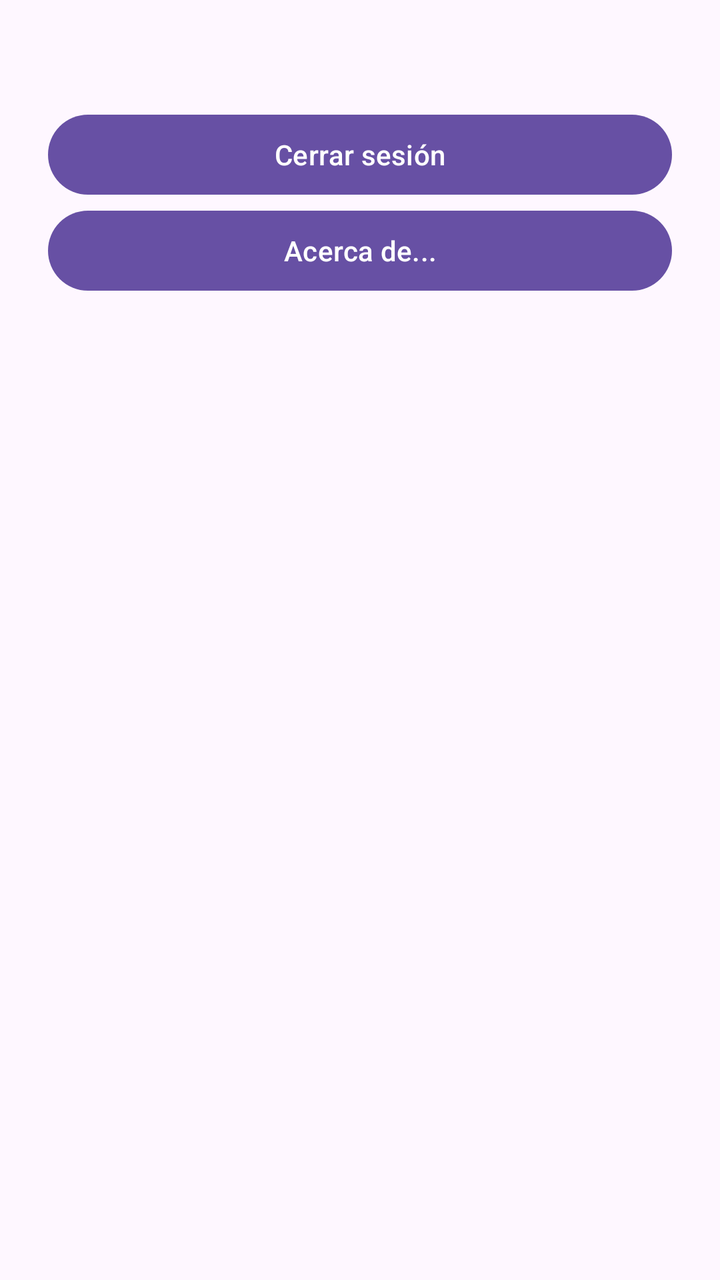
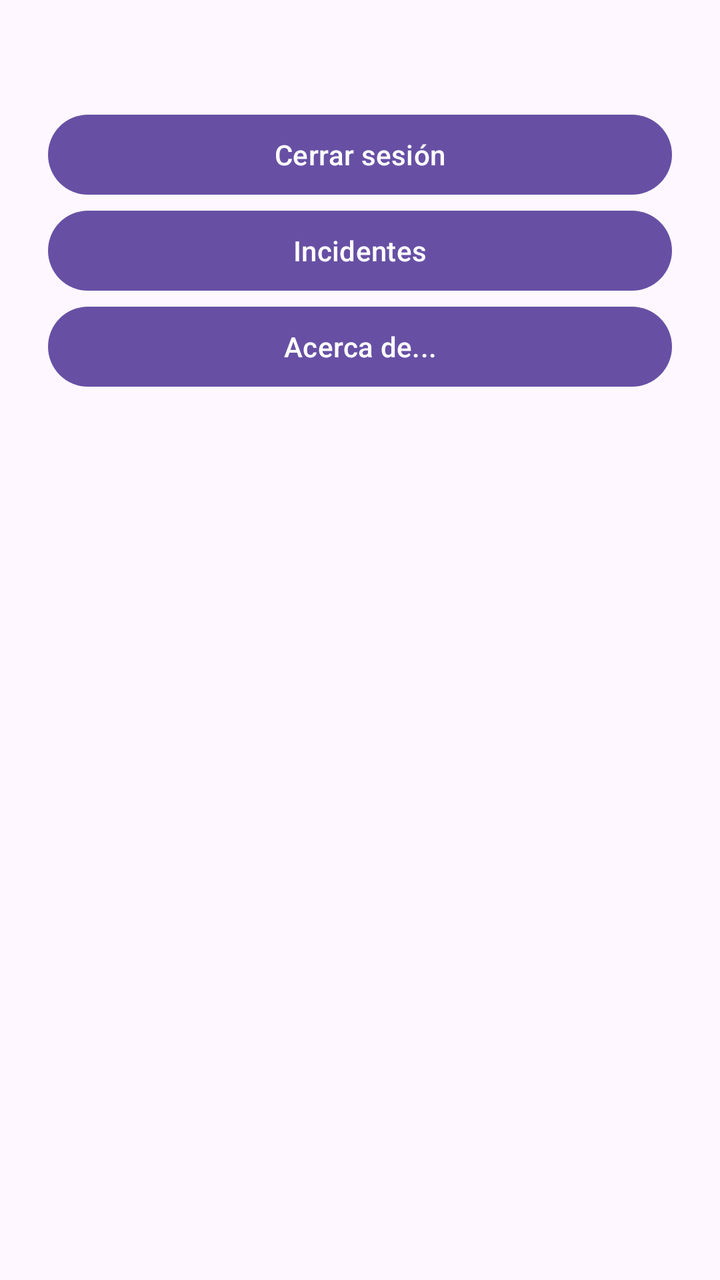

An Android layout rendered at two revisions. The XML below is the earlier revision; the diff shows what the commit changed to produce the second picture.
<!-- AndroidManifest.xml: application theme Theme.ReportAR -->
<!-- res/layout/fragment_user_menu.xml -->
<?xml version="1.0" encoding="utf-8"?>
<LinearLayout
    xmlns:android="http://schemas.android.com/apk/res/android"
    android:layout_width="match_parent"
    android:layout_height="match_parent"
    android:orientation="vertical"
    android:padding="24dp">

    <TextView
        android:id="@+id/tvUser"
        android:layout_width="wrap_content"
        android:layout_height="wrap_content"
        android:textSize="22sp"
        android:textStyle="bold" />

    <Button
        android:id="@+id/btnLogout"
        android:layout_width="match_parent"
        android:layout_height="wrap_content"
        android:text="Cerrar sesión"/>

    <Button
        android:id="@+id/btnInfo"
        android:layout_width="match_parent"
        android:layout_height="wrap_content"
        android:text="Acerca de..."/>
</LinearLayout>
<!-- resources referenced by this layout -->
<resources>
  <style name="Theme.ReportAR" parent="Base.Theme.ReportAR" />
  <style name="Base.Theme.ReportAR" parent="Theme.Material3.DayNight.NoActionBar">
          
          
      </style>
</resources>

<!-- the commit's change to res/layout/fragment_user_menu.xml (unified diff, before → after) -->
@@ -20,6 +20,12 @@
         android:text="Cerrar sesión"/>
 
     <Button
+        android:id="@+id/btnIncident"
+        android:layout_width="match_parent"
+        android:layout_height="wrap_content"
+        android:text="Incidentes"/>
+
+    <Button
         android:id="@+id/btnInfo"
         android:layout_width="match_parent"
         android:layout_height="wrap_content"
